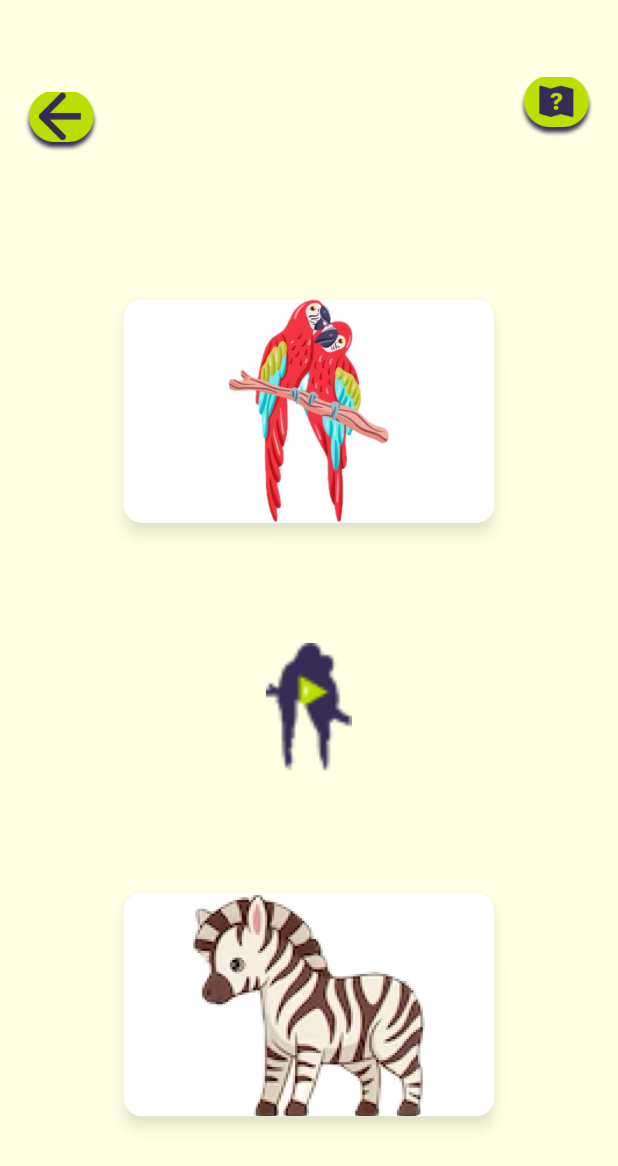
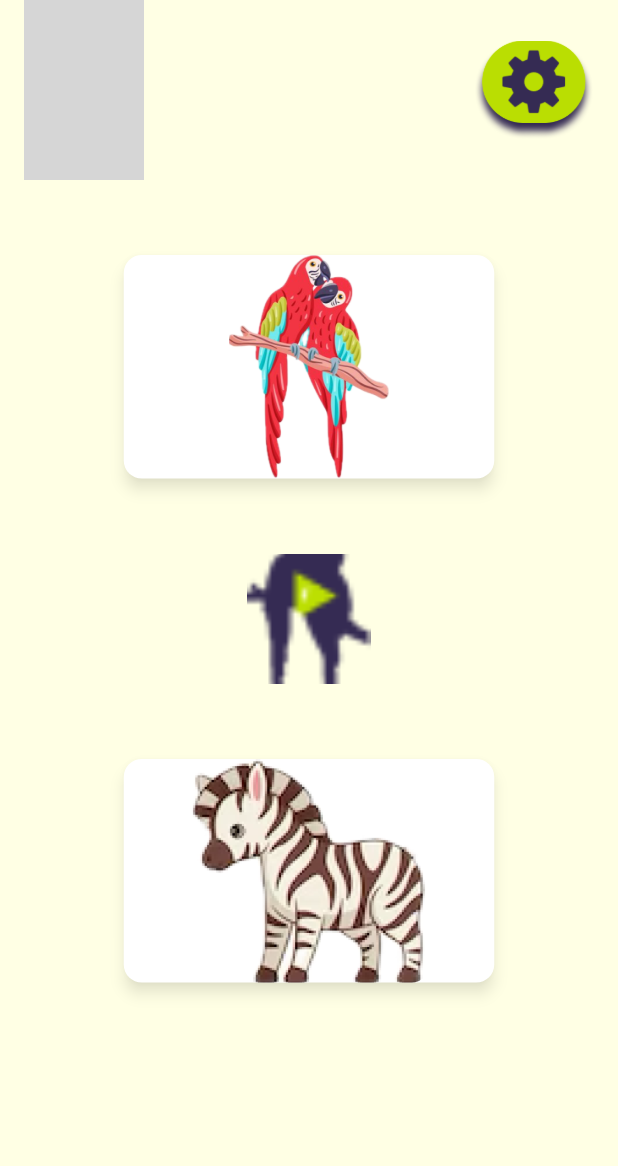
Before and after one commit to jchillah/learn_play_world, a Flutter app: the GameJungle screen opened directly, on a phone screen of 412 x 824 dp. Shown: the top 1166 px of the screen. Run offline on Flutter 3.47's test engine with Material 3 defaults, Android fonts, the phone set to English and light mode, and no system bars; our stand-ins replace video_player; grey boxes are pictures that could not be loaded.

Commit message:
fixed bugs in game screens, fixed bugs in unlock_settings_task forgot cases like no input and wrong input

```diff
--- a/lib/src/features/game/presentation/game_jungle/presentation/game_jungle.dart
+++ b/lib/src/features/game/presentation/game_jungle/presentation/game_jungle.dart
@@ -1,9 +1,10 @@
 import 'package:flutter/material.dart';
-import 'package:video_player/video_player.dart';
 import 'package:learn_play_world/src/config/colors/app_colors.dart';
 import 'package:learn_play_world/src/data/video_path_provider/video_path_provider.dart';
+import 'package:learn_play_world/src/features/game/presentation/game_end/presentation/game_end.dart';
 import 'package:learn_play_world/src/features/introduction_guide/presentation/introduction.dart';
-import 'package:learn_play_world/src/features/game/presentation/game_end/presentation/game_end.dart';
+import 'package:learn_play_world/src/features/setting/presentation/unlock_setting_task.dart';
+import 'package:video_player/video_player.dart';
 
 class GameJungle extends StatefulWidget {
   final String levelTheme;
@@ -47,17 +48,17 @@ class GameJungleState extends State<GameJungle> {
 
   @override
   void dispose() {
+    super.dispose();
     _controller.dispose();
-    super.dispose();
   }
 
   void handleAnimalSelection(String animal) {
     setState(() {
-      if (animal == 'zebra') {
+      if (animal == 'Zebra') {
         isAnswerCorrect = false;
         zebraButtonColor = AppColors.wrongAnswerButtonColor;
         parrotButtonColor = AppColors.answerButtonColor;
-      } else if (animal == 'parrot') {
+      } else if (animal == 'Parrot') {
         isAnswerCorrect = true;
         parrotButtonColor = AppColors.answerButtonColor;
         zebraButtonColor = AppColors.answerButtonColor;
@@ -70,27 +71,13 @@ class GameJungleState extends State<GameJungle> {
     return Scaffold(
       backgroundColor: AppColors.backgroundColor,
       body: SafeArea(
-        child: Stack(
-          children: [
-            Positioned(
-              left: 16,
-              top: 61,
-              child: GestureDetector(
-                onTap: () {
-                  Navigator.pop(context);
-                },
-                child: Image.asset(
-                  'assets/images/buttons/back_button.png',
-                  width: 50,
-                  height: 40,
-                  fit: BoxFit.cover,
-                ),
-              ),
-            ),
-            Positioned(
-              right: 16,
-              top: 51,
-              child: GestureDetector(
+        child: Padding(
+          padding: const EdgeInsets.symmetric(horizontal: 16),
+          child: Column(
+            children: <Widget>[
+              Row(
+                children: <Widget>[
+                  GestureDetector(
                     onTap: () {
                       showModalBottomSheet(
                         context: context,
@@ -100,21 +87,36 @@ class GameJungleState extends State<GameJungle> {
                       );
                     },
                     child: Image.asset(
-                  'assets/images/buttons/questionmark.png',
-                  width: 50,
-                  height: 40,
-                  fit: BoxFit.cover,
+                      'assets/images/buttons/questionmark4.png',
+                      width: 80,
+                      height: 120,
+                      fit: BoxFit.contain,
                     ),
                   ),
+                  const Spacer(),
+                  GestureDetector(
+                    onTap: () {
+                      Navigator.push(
+                        context,
+                        MaterialPageRoute(
+                            builder: (context) => const UnlockSettingTask()),
+                      );
+                    },
+                    child: Image.asset(
+                      'assets/images/buttons/settings_button.png',
+                      width: 80,
+                      height: 120,
+                      fit: BoxFit.contain,
                     ),
-            Center(
-              child: Column(
-                mainAxisAlignment: MainAxisAlignment.spaceEvenly,
-                children: [
-                  const SizedBox(height: 40),
+                  ),
+                ],
+              ),
+              const SizedBox(
+                height: 50,
+              ),
               ElevatedButton(
                 onPressed: () {
-                      levelTheme = 'Jungle';
+                  levelTheme = 'Farm';
                   setState(() {
                     isAnswerCorrect = true;
                     parrotButtonColor = AppColors.answerButtonColor;
@@ -130,8 +132,7 @@ class GameJungleState extends State<GameJungle> {
                         level: 1,
                       ),
                       settings: RouteSettings(
-                            arguments:
-                                ModalRoute.of(context)!.settings.arguments,
+                        arguments: ModalRoute.of(context)!.settings.arguments,
                       ),
                     ),
                   );
@@ -143,8 +144,8 @@ class GameJungleState extends State<GameJungle> {
                   shape: RoundedRectangleBorder(
                     borderRadius: BorderRadius.circular(12),
                   ),
-                      shadowColor: const Color.fromARGB(255, 10, 10, 10)
-                          .withOpacity(0.4),
+                  shadowColor:
+                      const Color.fromARGB(255, 10, 10, 10).withOpacity(0.4),
                   elevation: 4,
                 ),
                 child: Stack(
@@ -159,6 +160,9 @@ class GameJungleState extends State<GameJungle> {
                     ),
                   ],
                 ),
+              ),
+              const SizedBox(
+                height: 50,
               ),
               GestureDetector(
                 onTap: () {
@@ -177,7 +181,7 @@ class GameJungleState extends State<GameJungle> {
                       'assets/images/animals/masks/parrot_mask.png',
                       width: 83,
                       height: 87,
-                          fit: BoxFit.contain,
+                      fit: BoxFit.cover,
                     ),
                     if (_controller.value.isInitialized)
                       SizedBox(
@@ -188,12 +192,15 @@ class GameJungleState extends State<GameJungle> {
                   ],
                 ),
               ),
+              const SizedBox(
+                height: 50,
+              ),
               ElevatedButton(
                 onPressed: () {
                   levelTheme = 'Jungle';
                   setState(
                     () {
-                          handleAnimalSelection('zebra');
+                      handleAnimalSelection('Pig');
                     },
                   );
                 },
@@ -204,8 +211,8 @@ class GameJungleState extends State<GameJungle> {
                   shape: RoundedRectangleBorder(
                     borderRadius: BorderRadius.circular(12),
                   ),
-                      shadowColor: const Color.fromARGB(255, 10, 10, 10)
-                          .withOpacity(0.4),
+                  shadowColor:
+                      const Color.fromARGB(255, 10, 10, 10).withOpacity(0.4),
                   elevation: 4,
                 ),
                 child: Stack(
@@ -224,8 +231,6 @@ class GameJungleState extends State<GameJungle> {
             ],
           ),
         ),
-          ],
-        ),
       ),
     );
   }
--- a/lib/src/features/welcome/presentation/welcome.dart
+++ b/lib/src/features/welcome/presentation/welcome.dart
@@ -38,7 +38,7 @@ class Welcome extends StatelessWidget {
                         context,
                         MaterialPageRoute(builder: (context) {
                           return const Guide();
-                        }), // hier gibst du den Screen an zu den du navigieren möchtest
+                        }),
                       );
                     },
                     child: Image.asset(
```
Also changed, not shown: lib/src/features/game/presentation/game_Farm/presentation/game_farm.dart (+46 -66 lines), lib/src/features/game/presentation/game_ocean/presentation/game_ocean.dart (+40 -41 lines), lib/src/features/overview/presentation/overview.dart (+29 -36 lines), lib/src/features/setting/presentation/unlock_setting_task.dart (+43 -6 lines), pubspec.lock. Lines whose indentation alone changed are shown as unchanged.
